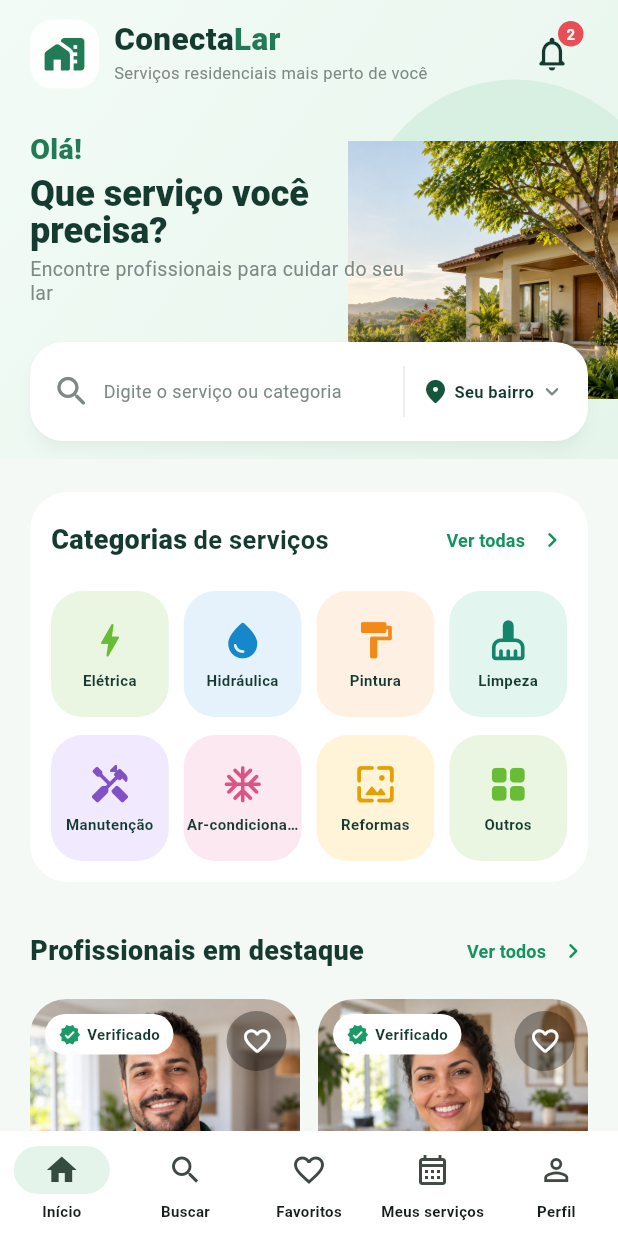
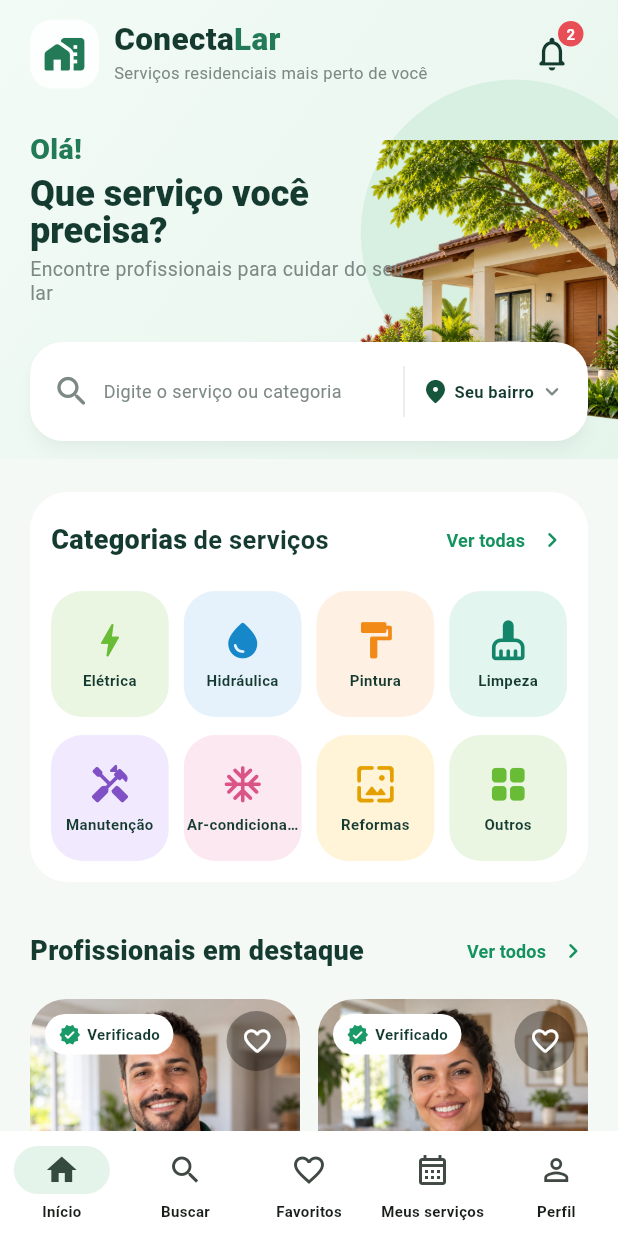
Before and after one commit to dev-stack00/ConectaLar, a Flutter app: the screen it shows after launch, on a phone screen of 412 x 824 dp. Run offline on Flutter 3.47's test engine with Material 3 defaults, Android fonts, the phone set to English and light mode, and no system bars; network calls fail.

Commit message:
Integra ilustração transparente na Home

```diff
--- a/lib/screens/home/home_page.dart
+++ b/lib/screens/home/home_page.dart
@@ -309,7 +309,8 @@ class _HomeHero extends StatelessWidget {
     return LayoutBuilder(
       builder: (context, constraints) {
         final compact = constraints.maxWidth < 360;
-        final imageWidth = compact ? 158.0 : 190.0;
+        final imageWidth = (constraints.maxWidth * 0.68).clamp(230.0, 280.0);
+        final imageHeight = imageWidth * 2 / 3;
         return SizedBox(
           height: 306,
           child: Stack(
@@ -339,14 +340,14 @@ class _HomeHero extends StatelessWidget {
                 ),
               ),
               Positioned(
-                right: compact ? -18 : -10,
-                bottom: 40,
+                right: compact ? -10 : -18,
+                bottom: 26,
                 child: Image.asset(
-                  'assets/images/home/hero_house.png',
+                  'assets/images/home/hero_house_cutout.png',
                   width: imageWidth,
-                  height: 172,
-                  fit: BoxFit.cover,
-                  alignment: Alignment.centerRight,
+                  height: imageHeight,
+                  fit: BoxFit.contain,
+                  alignment: Alignment.bottomRight,
                 ),
               ),
               Positioned(
```
Also changed, not shown: assets/images/home/hero_house_cutout.png (added), 1 other file.
